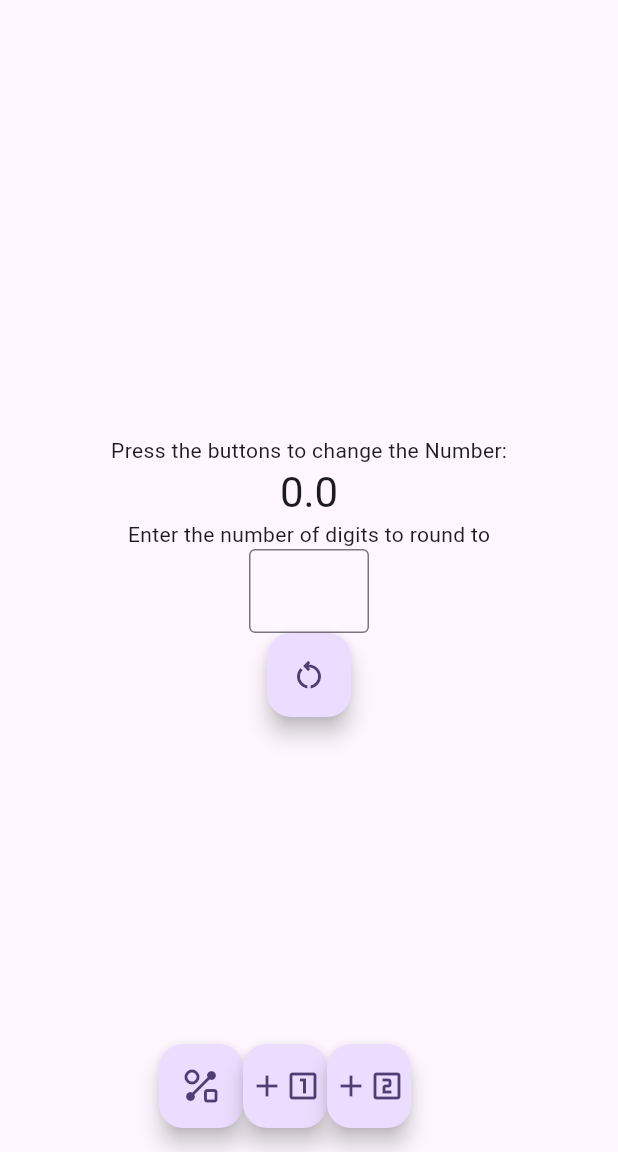
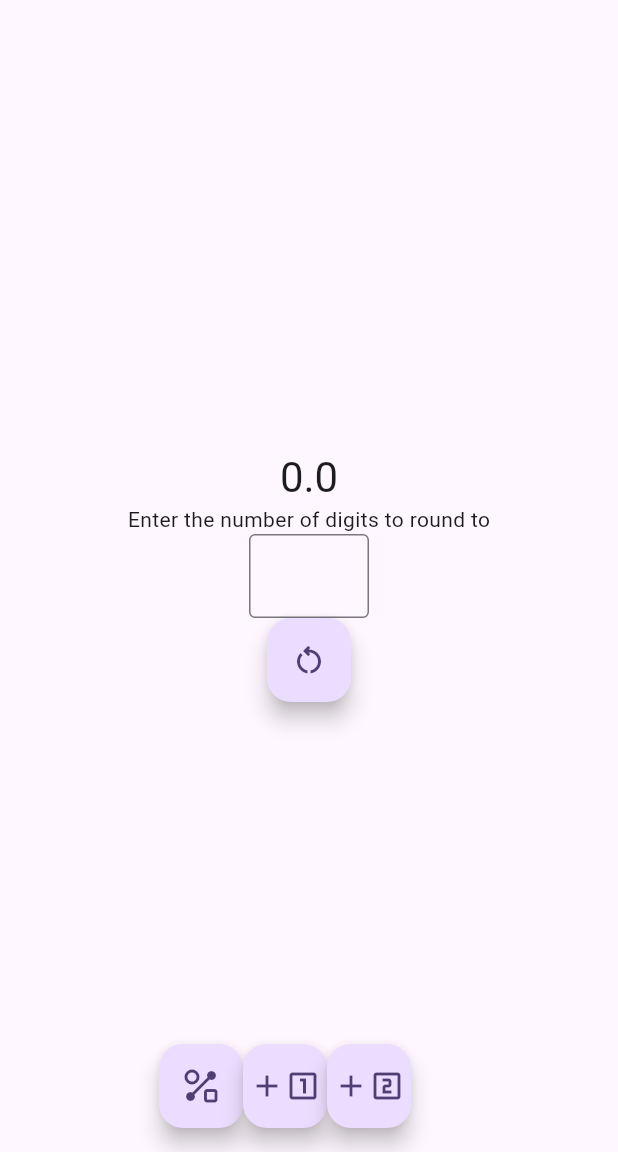
Before and after one commit to GFerhat/flutter_counter_app, a Flutter app: the screen it shows after launch, on a phone screen of 412 x 824 dp, the part 84-1236 px from its top. Run offline on Flutter 3.47's test engine with Material 3 defaults, Android fonts, the phone set to English and light mode, and no system bars.

```diff
--- a/lib/main.dart
+++ b/lib/main.dart
@@ -1,5 +1,6 @@
 import 'dart:math';
 import 'package:flutter/material.dart';
+import 'package:flutter/services.dart';
 import 'dart:io';
 
 void main() {
@@ -136,10 +137,6 @@ class _MyHomePageState extends State<MyHomePage> {
             mainAxisAlignment: MainAxisAlignment.center,
             mainAxisSize: MainAxisSize.min,
             children: <Widget>[
-              const Text(
-                'Press the buttons to change the Number:',
-                style: Theme.of(context).textTheme.headlineMedium,
-              ),
               Text(
                 '$_counter',
                 style: Theme.of(context).textTheme.headlineMedium,
@@ -149,6 +146,11 @@ class _MyHomePageState extends State<MyHomePage> {
                 constraints: BoxConstraints(maxWidth: 80),
                 child: TextField(
                   decoration: InputDecoration(border: OutlineInputBorder()),
+                  keyboardType: TextInputType.number,
+                  inputFormatters: <TextInputFormatter>[
+                    LengthLimitingTextInputFormatter(5),
+                    FilteringTextInputFormatter.digitsOnly,
+                  ],
                 ),
               ),
               FloatingActionButton(
```
Also changed, not shown: lib/ConstrainedBoxClass.dart (added, +20 -0 lines).
